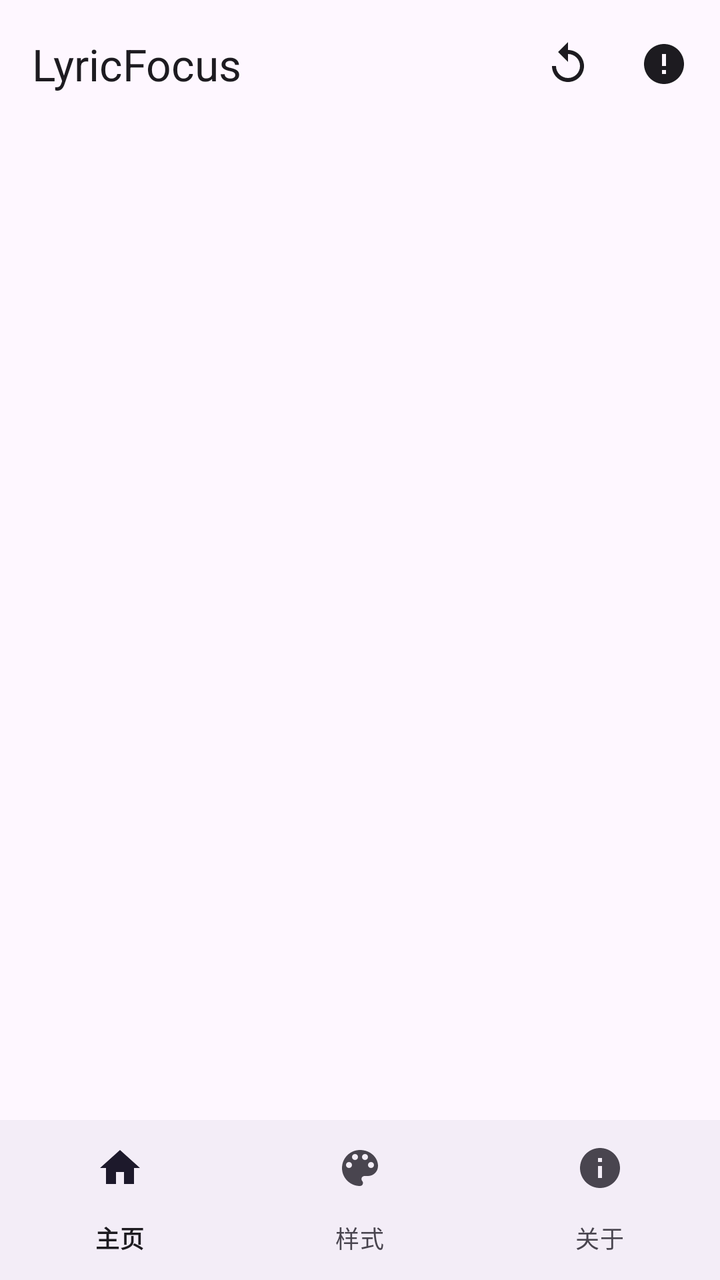
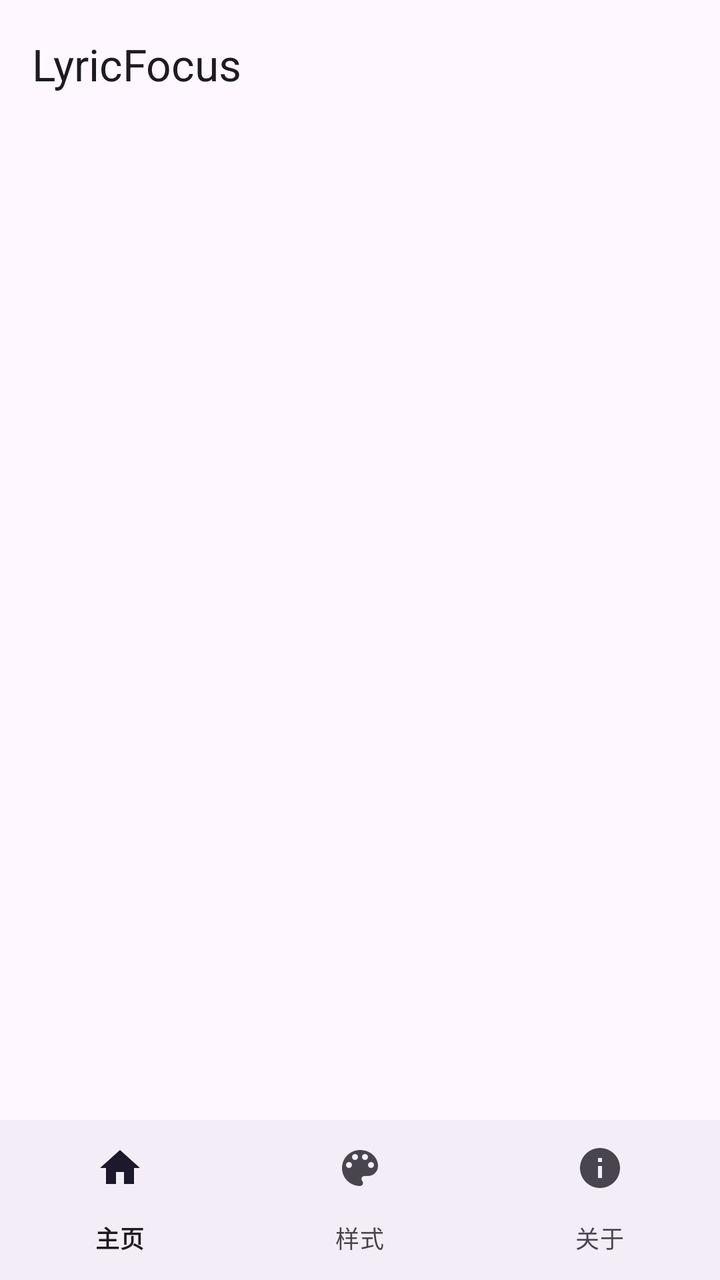

The first picture is an Android layout as it rendered before a commit; the second is the same layout after the commit. The layout source and the unified diff follow.
<!-- AndroidManifest.xml: application theme Theme.LyricFocus -->
<!-- res/layout/activity_main.xml -->
<?xml version="1.0" encoding="utf-8"?>
<androidx.coordinatorlayout.widget.CoordinatorLayout xmlns:android="http://schemas.android.com/apk/res/android"
    xmlns:app="http://schemas.android.com/apk/res-auto"
    android:layout_width="match_parent"
    android:layout_height="match_parent"
    android:background="?attr/colorSurface">

    <com.google.android.material.appbar.AppBarLayout
        android:id="@+id/app_bar"
        android:layout_width="match_parent"
        android:layout_height="wrap_content"
        android:background="?attr/colorSurface"
        app:elevation="0dp">

        <FrameLayout
            android:layout_width="match_parent"
            android:layout_height="?attr/actionBarSize">

            <com.google.android.material.appbar.MaterialToolbar
                android:id="@+id/toolbar"
                android:layout_width="match_parent"
                android:layout_height="match_parent"
                app:title="@string/app_name"
                app:titleTextColor="?attr/colorOnSurface" />

            <ImageButton
                android:id="@+id/btn_update_available"
                android:layout_width="48dp"
                android:layout_height="48dp"
                android:layout_gravity="end|center_vertical"
                android:layout_marginEnd="4dp"
                android:background="?attr/selectableItemBackgroundBorderless"
                android:contentDescription="有更新可用"
                android:padding="12dp"
                android:scaleType="centerInside"
                android:src="@drawable/ic_warning"
                app:tint="?attr/colorOnSurface" />

            <ImageButton
                android:id="@+id/btn_restart_systemui"
                android:layout_width="48dp"
                android:layout_height="48dp"
                android:layout_gravity="end|center_vertical"
                android:layout_marginEnd="52dp"
                android:background="?attr/selectableItemBackgroundBorderless"
                android:contentDescription="重启系统界面"
                android:padding="12dp"
                android:scaleType="centerInside"
                android:src="@drawable/ic_restart"
                app:tint="?attr/colorOnSurface" />

        </FrameLayout>

    </com.google.android.material.appbar.AppBarLayout>

    <androidx.fragment.app.FragmentContainerView
        android:id="@+id/nav_host_fragment"
        android:layout_width="match_parent"
        android:layout_height="match_parent"
        app:layout_behavior="@string/appbar_scrolling_view_behavior" />

    <com.google.android.material.bottomnavigation.BottomNavigationView
        android:id="@+id/bottom_navigation"
        android:layout_width="match_parent"
        android:layout_height="wrap_content"
        android:layout_gravity="bottom"
        app:labelVisibilityMode="labeled"
        app:menu="@menu/bottom_nav_menu" />

</androidx.coordinatorlayout.widget.CoordinatorLayout>
<!-- resources referenced by this layout -->
<resources>
  <!-- drawable ic_restart (drawable) -->
  <?xml version="1.0" encoding="utf-8"?>
  <vector xmlns:android="http://schemas.android.com/apk/res/android"
      android:width="24dp"
      android:height="24dp"
      android:viewportWidth="24"
      android:viewportHeight="24">
      <path
          android:fillColor="#FF000000"
          android:pathData="M12,5V1L7,6l5,5V7c3.31,0 6,2.69 6,6s-2.69,6 -6,6 -6,-2.69 -6,-6H4c0,4.42 3.58,8 8,8s8,-3.58 8,-8 -3.58,-8 -8,-8z" />
  </vector>
  <!-- drawable ic_warning (drawable) -->
  <vector xmlns:android="http://schemas.android.com/apk/res/android"
      android:width="24dp"
      android:height="24dp"
      android:viewportWidth="24"
      android:viewportHeight="24"
      android:tint="?attr/colorOnSurface">
    <path
        android:fillColor="@android:color/white"
        android:pathData="M12 2C6.48 2 2 6.48 2 12s4.48 10 10 10 10-4.48 10-10S17.52 2 12 2zm1 15h-2v-2h2v2zm0-4h-2V7h2v6z"/>
  </vector>
  <string name="app_name">LyricFocus</string>
  <style name="Theme.LyricFocus" parent="Theme.Material3.DayNight.NoActionBar">
          <item name="android:statusBarColor">@android:color/transparent</item>
          <item name="android:navigationBarColor">@android:color/transparent</item>
          <item name="android:windowLightStatusBar">?attr/isLightTheme</item>
          <item name="android:windowLightNavigationBar" tools:targetApi="27">?attr/isLightTheme</item>
      </style>
</resources>

<!-- the commit's change to res/layout/activity_main.xml (unified diff, before → after) -->
@@ -12,44 +12,12 @@
         android:background="?attr/colorSurface"
         app:elevation="0dp">
 
-        <FrameLayout
+        <com.google.android.material.appbar.MaterialToolbar
+            android:id="@+id/toolbar"
             android:layout_width="match_parent"
-            android:layout_height="?attr/actionBarSize">
-
-            <com.google.android.material.appbar.MaterialToolbar
-                android:id="@+id/toolbar"
-                android:layout_width="match_parent"
-                android:layout_height="match_parent"
-                app:title="@string/app_name"
-                app:titleTextColor="?attr/colorOnSurface" />
-
-            <ImageButton
-                android:id="@+id/btn_update_available"
-                android:layout_width="48dp"
-                android:layout_height="48dp"
-                android:layout_gravity="end|center_vertical"
-                android:layout_marginEnd="4dp"
-                android:background="?attr/selectableItemBackgroundBorderless"
-                android:contentDescription="有更新可用"
-                android:padding="12dp"
-                android:scaleType="centerInside"
-                android:src="@drawable/ic_warning"
-                app:tint="?attr/colorOnSurface" />
-
-            <ImageButton
-                android:id="@+id/btn_restart_systemui"
-                android:layout_width="48dp"
-                android:layout_height="48dp"
-                android:layout_gravity="end|center_vertical"
-                android:layout_marginEnd="52dp"
-                android:background="?attr/selectableItemBackgroundBorderless"
-                android:contentDescription="重启系统界面"
-                android:padding="12dp"
-                android:scaleType="centerInside"
-                android:src="@drawable/ic_restart"
-                app:tint="?attr/colorOnSurface" />
-
-        </FrameLayout>
+            android:layout_height="?attr/actionBarSize"
+            app:title="@string/app_name"
+            app:titleTextColor="?attr/colorOnSurface" />
 
     </com.google.android.material.appbar.AppBarLayout>
 
<!-- resource entries referenced after the edit -->
@@ -1,27 +1,5 @@
 <!-- resources referenced by this layout -->
 <resources>
-  <!-- drawable ic_restart (drawable) -->
-  <?xml version="1.0" encoding="utf-8"?>
-  <vector xmlns:android="http://schemas.android.com/apk/res/android"
-      android:width="24dp"
-      android:height="24dp"
-      android:viewportWidth="24"
-      android:viewportHeight="24">
-      <path
-          android:fillColor="#FF000000"
-          android:pathData="M12,5V1L7,6l5,5V7c3.31,0 6,2.69 6,6s-2.69,6 -6,6 -6,-2.69 -6,-6H4c0,4.42 3.58,8 8,8s8,-3.58 8,-8 -3.58,-8 -8,-8z" />
-  </vector>
-  <!-- drawable ic_warning (drawable) -->
-  <vector xmlns:android="http://schemas.android.com/apk/res/android"
-      android:width="24dp"
-      android:height="24dp"
-      android:viewportWidth="24"
-      android:viewportHeight="24"
-      android:tint="?attr/colorOnSurface">
-    <path
-        android:fillColor="@android:color/white"
-        android:pathData="M12 2C6.48 2 2 6.48 2 12s4.48 10 10 10 10-4.48 10-10S17.52 2 12 2zm1 15h-2v-2h2v2zm0-4h-2V7h2v6z"/>
-  </vector>
   <string name="app_name">LyricFocus</string>
   <style name="Theme.LyricFocus" parent="Theme.Material3.DayNight.NoActionBar">
           <item name="android:statusBarColor">@android:color/transparent</item>
